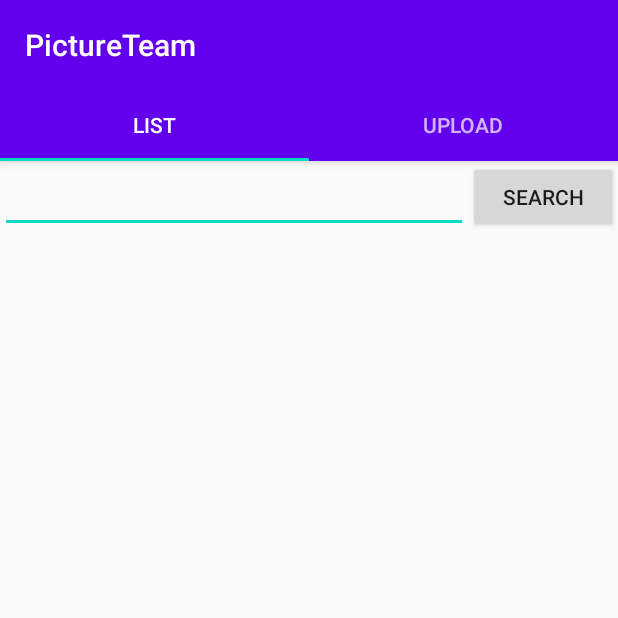
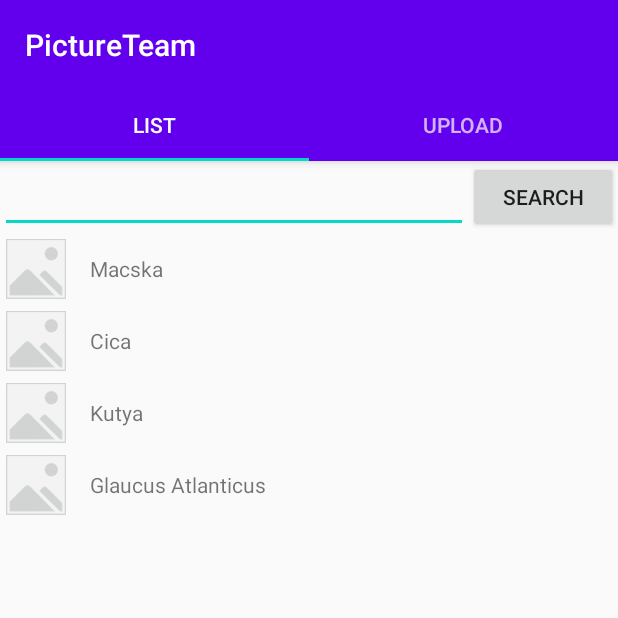
Before and after one commit to BmePictureTeam/android-app, an Android app: the ListView screen opened directly, with no data from a screen before it, on a phone screen of 412 x 824 dp, the top half of it. Run offline under Robolectric (Android 15) with nearby library versions, the phone set to English and light mode, and no system bars; 2 statements that could not run were skipped.

Commit message:
listview, detailedview kész demo szinten

```diff
--- a/app/src/main/java/hu/bme/aut/pictureteam/ui/main/DetailedView.kt
+++ b/app/src/main/java/hu/bme/aut/pictureteam/ui/main/DetailedView.kt
@@ -138,8 +138,6 @@ class DetailedView : Fragment() {
      * Checks if the app has permission to write to device storage
      *
      * If the app does not has permission then the user will be prompted to grant permissions
-     *
-     * @param activity
      */
     fun verifyStoragePermissions(activity: Activity?) {
         // Check if we have write permission
--- a/app/src/main/java/hu/bme/aut/pictureteam/ui/main/ListView.kt
+++ b/app/src/main/java/hu/bme/aut/pictureteam/ui/main/ListView.kt
@@ -8,13 +8,14 @@ import android.widget.Toast
 import androidx.fragment.app.Fragment
 import androidx.lifecycle.Observer
 import androidx.lifecycle.ViewModelProviders
+import androidx.recyclerview.widget.LinearLayoutManager
 import hu.bme.aut.pictureteam.R
 import kotlinx.android.synthetic.main.list_view.view.*
 import kotlinx.android.synthetic.main.recycler_view.view.*
 
-class ListView : Fragment() {
+class ListView : Fragment(), PictureAdapter.OnPictureSelectedListener {
     private lateinit var pageViewModel: PageViewModel
-
+    private lateinit var adapter: PictureAdapter
     private lateinit var root: View
 
     override fun onCreate(savedInstanceState: Bundle?) {
@@ -36,11 +37,22 @@ class ListView : Fragment() {
         root.btnSearch.setOnClickListener {
             Toast.makeText(context,"Not yet implemented!", Toast.LENGTH_SHORT).show()
             //TODO("Not yet implemented!")
+            //http kérés
         }
 
-        root.recyclerview
+        initRecyclerView()
 
         return root
+    }
+
+    private fun initRecyclerView() {
+        root.recyclerview.layoutManager = LinearLayoutManager(context)
+        adapter = PictureAdapter(this)
+        adapter.addItem("Macska")
+        adapter.addItem("Cica")
+        adapter.addItem("Kutya")
+        adapter.addItem("Glaucus Atlanticus")
+        root.recyclerview.adapter = adapter
     }
 
     companion object {
@@ -55,4 +67,9 @@ class ListView : Fragment() {
             }
         }
     }
+
+    override fun onPictureSelected(s: String?) {
+        Toast.makeText(context,"Not yet implemented!", Toast.LENGTH_SHORT).show()
+        //TODO("Not yet implemented")
+    }
 }
--- /dev/null
+++ b/app/src/main/java/hu/bme/aut/pictureteam/ui/main/PictureAdapter.kt
@@ -0,0 +1,54 @@
+package hu.bme.aut.pictureteam.ui.main
+
+import android.view.LayoutInflater
+import android.view.View
+import android.view.ViewGroup
+import androidx.recyclerview.widget.RecyclerView
+import hu.bme.aut.pictureteam.R
+import kotlinx.android.synthetic.main.row_item.view.*
+
+class PictureAdapter internal constructor(private val listener: OnPictureSelectedListener?) :
+    RecyclerView.Adapter<PictureAdapter.PictureViewHolder>() {
+    private val pictures: MutableList<String>
+
+    interface OnPictureSelectedListener {
+        fun onPictureSelected(s: String?)
+    }
+
+    override fun onCreateViewHolder(parent: ViewGroup, viewType: Int): PictureViewHolder {
+        val view: View =
+            LayoutInflater.from(parent.context).inflate(R.layout.row_item, parent, false)
+        return PictureViewHolder(view)
+    }
+
+    override fun onBindViewHolder(holder: PictureViewHolder, position: Int) {
+        val item = pictures[position]
+        holder.nameTextView.text = pictures[position]
+        holder.item = item
+    }
+
+    override fun getItemCount(): Int {
+        return pictures.size
+    }
+
+    fun addItem(s: String) {
+        pictures.add(s)
+        notifyItemInserted(pictures.size - 1)
+        //TODO("Not yet implemented")
+    }
+
+    inner class PictureViewHolder(itemView: View) : RecyclerView.ViewHolder(itemView) {
+        val picture = itemView.row_image
+        val nameTextView = itemView.row_item_name
+        val categoryTextView = itemView.row_item_name
+        var item: String? = null
+
+        init {
+            itemView.setOnClickListener { listener?.onPictureSelected(item) }
+        }
+    }
+
+    init {
+        pictures = ArrayList()
+    }
+}
--- a/app/src/main/res/layout/list_view.xml
+++ b/app/src/main/res/layout/list_view.xml
@@ -37,8 +37,14 @@
             app:layout_constraintTop_toTopOf="parent" />
     </androidx.constraintlayout.widget.ConstraintLayout>
 
+    <LinearLayout
+        android:layout_width="match_parent"
+        android:layout_height="wrap_content"
+        app:layout_constraintTop_toBottomOf="@+id/constraintLayout2">
+
     <include
-        layout="@layout/recycler_view"
-        app:layout_constraintTop_toBottomOf="@+id/constraintLayout2" />
+        layout="@layout/recycler_view"/>
+
+    </LinearLayout>
 
 </androidx.constraintlayout.widget.ConstraintLayout>
--- a/app/src/main/res/layout/row_item.xml
+++ b/app/src/main/res/layout/row_item.xml
@@ -22,13 +22,13 @@
         android:orientation="horizontal">
 
         <TextView
-            android:id="@+id/row_instrument_name"
+            android:id="@+id/row_item_name"
             android:layout_width="130dp"
             android:layout_height="wrap_content"
             tools:text="Name" />
 
         <TextView
-            android:id="@+id/row_instrument_family"
+            android:id="@+id/row_item_category"
             android:layout_width="match_parent"
             android:layout_height="wrap_content"
             tools:text="Category" />
```
